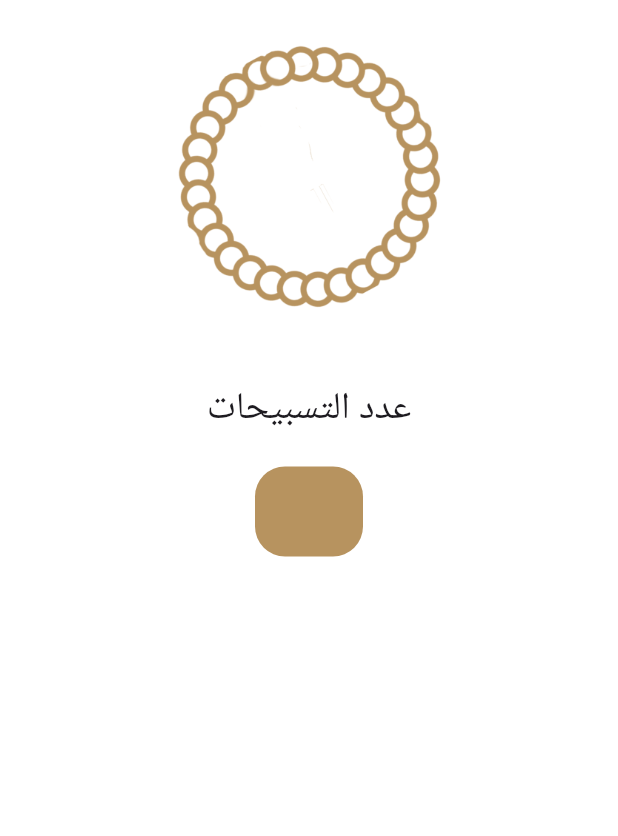
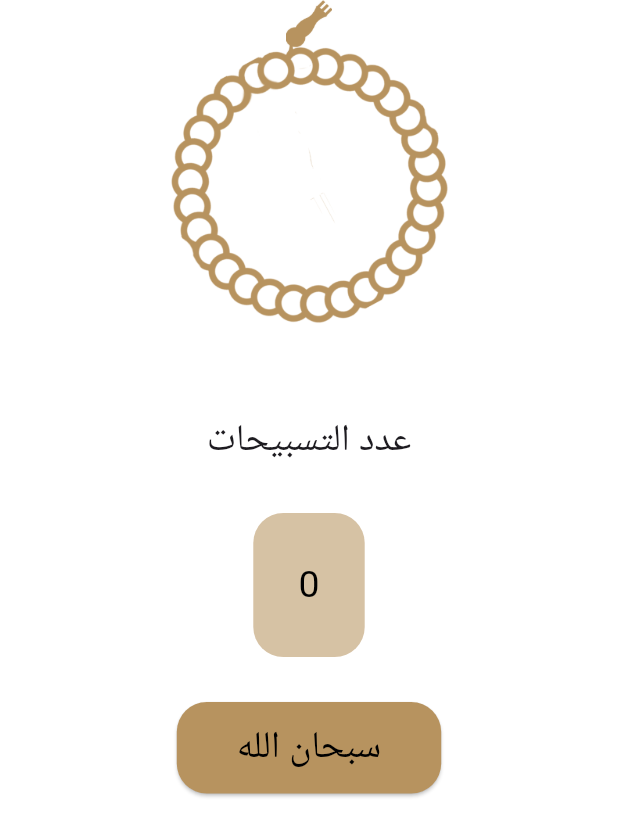
Before and after one commit to KareemEzzaldin/islami-flutter-app, a Flutter app: the Sebhatab widget shown alone on an empty page, opened directly, on a phone screen of 412 x 824 dp. Shown: the top 836 px of the screen. Run offline on Flutter 3.47's test engine with Material 3 defaults, Android fonts, the phone set to English and light mode, and no system bars.

Commit message:
+ Finished Sebha Tab

```diff
--- a/lib/home/tabs/SebhaTab.dart
+++ b/lib/home/tabs/SebhaTab.dart
@@ -1,25 +1,73 @@
 import 'package:flutter/material.dart';
 
-class Sebhatab extends StatelessWidget {
-  const Sebhatab({super.key});
+class Sebhatab extends StatefulWidget {
+  @override
+  State<Sebhatab> createState() => _SebhatabState();
+}
+
+class _SebhatabState extends State<Sebhatab> {
+  int count = 0;
+  int phase = 0;
+  final List<String> Azkar = ["سبحان الله", "الله اكبر", "الحمدلله", "لا إله إلا الله", "اللهم صلي على سيدنا محمد"];
+  double rotationAngel = 0.0;
 
   @override
   Widget build(BuildContext context) {
     return Center(
       child: Column(
-        // mainAxisSize: MainAxisSize.min,
+        mainAxisSize: MainAxisSize.max,
         children: [
-          Image.asset("assets/images/body of seb7a.png", height: 234, width: 232,),
-          SizedBox(height: 20),
+          // Transform.rotate(angle: rotationAngel,
+          // child:Image.asset("assets/images/body of seb7a.png", height: 300, width: 300,)),
+          AnimatedRotation(
+            turns: rotationAngel / (2 * 3.14159),
+            duration: Duration(milliseconds: 300),
+            child: Stack(
+              alignment: Alignment.center,
+              children: [
+                Image.asset("assets/images/body of seb7a.png", height: 245, width: 245,),
+                Positioned(top: 0,child: Image.asset("assets/images/head of seb7a.png", height: 45,))
+              ],
+            ),
+          ),
+          SizedBox(height: 30),
           Text("عدد التسبيحات", style: TextStyle(fontSize: 25),),
-          SizedBox(height: 20,),
+          SizedBox(height: 30,),
           Container(
-            padding: EdgeInsets.symmetric(horizontal: 25,vertical: 30),
-            margin: EdgeInsets.symmetric(horizontal: 170),
+            padding: EdgeInsets.symmetric(horizontal: 30,vertical: 30),
+            margin: EdgeInsets.symmetric(horizontal: 160),
             decoration: BoxDecoration(
-              color: Theme.of(context).primaryColor,
+              color: Color(0xffB7935F).withOpacity(0.57),
               borderRadius: BorderRadius.circular(20)
             ),
+            child: Text("$count", style: TextStyle(fontSize: 25, color: Colors.black)),
+          ),
+          SizedBox(height: 30,),
+          ElevatedButton(
+            style: ElevatedButton.styleFrom(
+              backgroundColor: Theme.of(context).primaryColor,
+              shape: RoundedRectangleBorder(
+                borderRadius: BorderRadius.circular(20)
+              ),
+              padding: EdgeInsets.symmetric(horizontal: 40, vertical: 12),
+            ),
+              onPressed:() {
+              setState(() {
+                count++;
+                rotationAngel += 0.1;
+                if(count >=30){
+                  count = 0;
+                  phase = (phase + 1) % Azkar.length;
+                }
+                if(phase == 4){
+                  if(count >= 10){
+                    count = 0;
+                    phase = (phase + 1) % Azkar.length;
+                  }
+                }
+              });
+              },
+              child: Text(Azkar[phase], style: TextStyle(color: Colors.black, fontSize: 25),)
           ),
         ],
       ),
```
